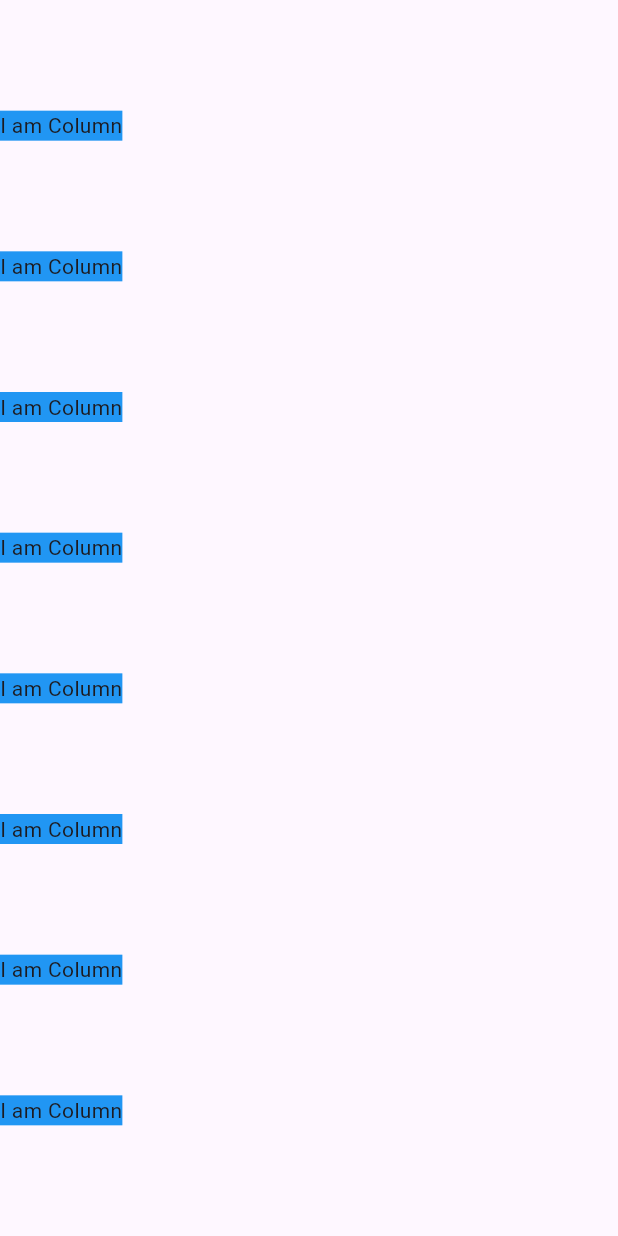
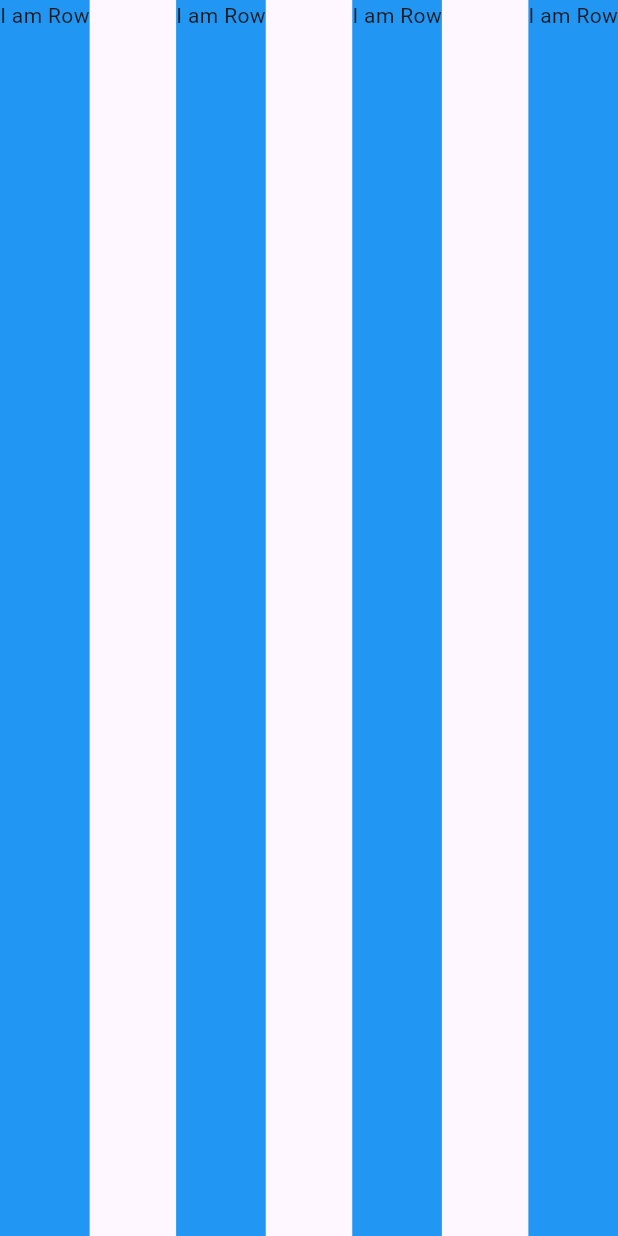
Before and after one commit to Hassanulhaq52/Fast-Track-Flutter, a Flutter app: the screen it shows after launch, on a phone screen of 412 x 824 dp. Run offline on Flutter 3.47's test engine with Material 3 defaults, Android fonts, the phone set to English and light mode, and no system bars.

Commit message:
Row Screen.

```diff
--- a/lib/main.dart
+++ b/lib/main.dart
@@ -1,10 +1,8 @@
 import 'package:flutter/material.dart';
 import 'package:platform_specific/multi_child/column_screen.dart';
-
-
+import 'package:platform_specific/multi_child/row_screen.dart';
 
 import 'package:platform_specific/single_child/container.dart';
-
 
 void main() {
   runApp(const MyApp());
@@ -18,11 +16,7 @@ class MyApp extends StatelessWidget {
     return MaterialApp(
       title: 'Platform Specific Widgets',
       debugShowCheckedModeBanner: false,
-
-
-
-      home: ColumnScreen()
-
+      home: RowScreen()
     );
   }
 }
--- a/lib/multi_child/column_screen.dart
+++ b/lib/multi_child/column_screen.dart
@@ -8,7 +8,7 @@ class ColumnScreen extends StatelessWidget {
     return Scaffold(
         body: Column(
       mainAxisAlignment: MainAxisAlignment.spaceEvenly,
-      // crossAxisAlignment: CrossAxisAlignment.stretch,
+      crossAxisAlignment: CrossAxisAlignment.stretch,
       children: [
         Container(
           color: Colors.blue,
--- /dev/null
+++ b/lib/multi_child/row_screen.dart
@@ -0,0 +1,33 @@
+import 'package:flutter/material.dart';
+
+class RowScreen extends StatelessWidget {
+  const RowScreen({super.key});
+
+  @override
+  Widget build(BuildContext context) {
+    return Scaffold(
+      body: Row(
+        mainAxisAlignment: MainAxisAlignment.spaceBetween,
+        crossAxisAlignment: CrossAxisAlignment.stretch,
+        children: [
+          Container(
+            color: Colors.blue,
+            child: Text('I am Row'),
+          ),
+          Container(
+            color: Colors.blue,
+            child: Text('I am Row'),
+          ),
+          Container(
+            color: Colors.blue,
+            child: Text('I am Row'),
+          ),
+          Container(
+            color: Colors.blue,
+            child: Text('I am Row'),
+          ),
+        ],
+      ),
+    );
+  }
+}
```
